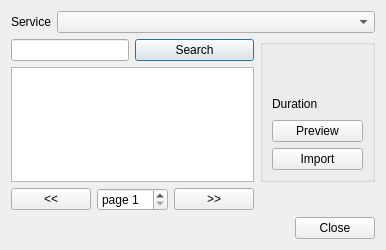
The window that src/widgets/freesound_ui.ui (KDE/kdenlive) describes before a commit, drawn with Qt 5.
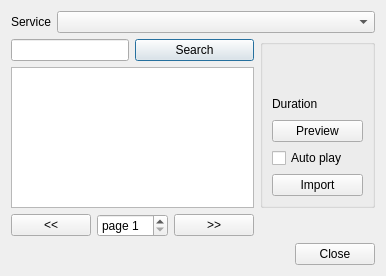
The same window after the commit. Custom widgets are drawn as their Qt base class.

Commit message: Add autoplay to freesound widget

What changed in the file:
```diff
--- a/src/widgets/freesound_ui.ui
+++ b/src/widgets/freesound_ui.ui
@@ -88,7 +88,7 @@
         </property>
        </spacer>
       </item>
-      <item row="8" column="0" colspan="4">
+      <item row="9" column="0" colspan="4">
        <widget class="QPushButton" name="button_import">
         <property name="text">
          <string>Import</string>
@@ -142,6 +142,13 @@
         </property>
        </widget>
       </item>
+      <item row="8" column="0" colspan="3">
+       <widget class="QCheckBox" name="sound_autoplay">
+        <property name="text">
+         <string>Auto play</string>
+        </property>
+       </widget>
+      </item>
      </layout>
     </widget>
    </item>
```
The commit also changes 2 other files.
